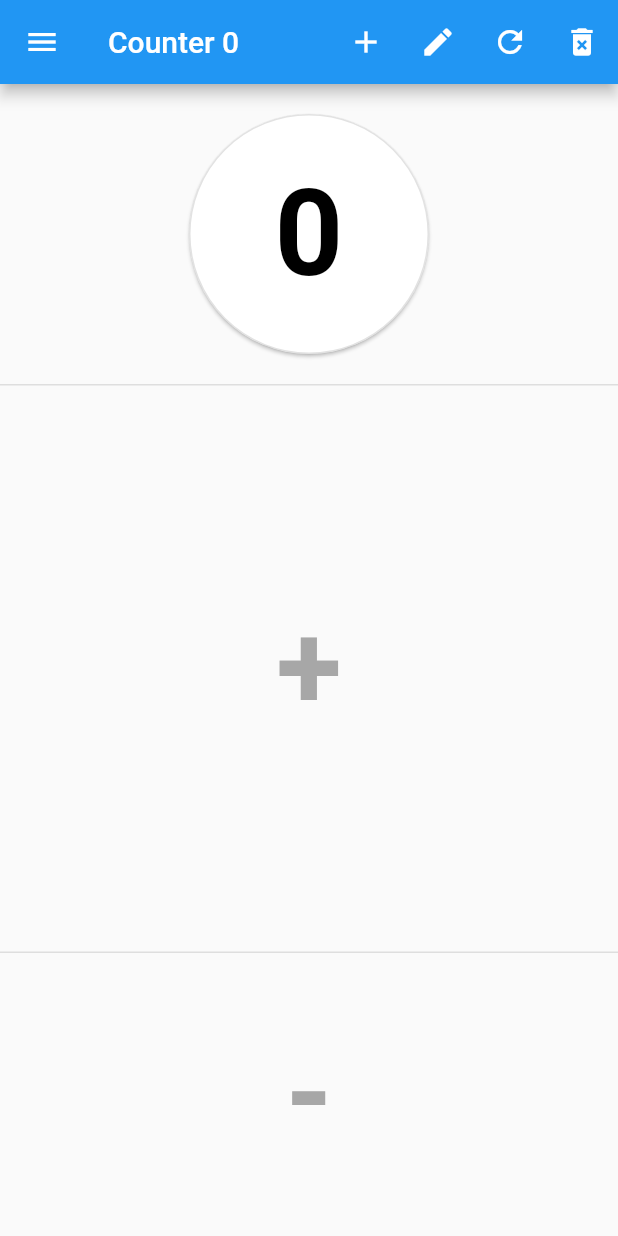
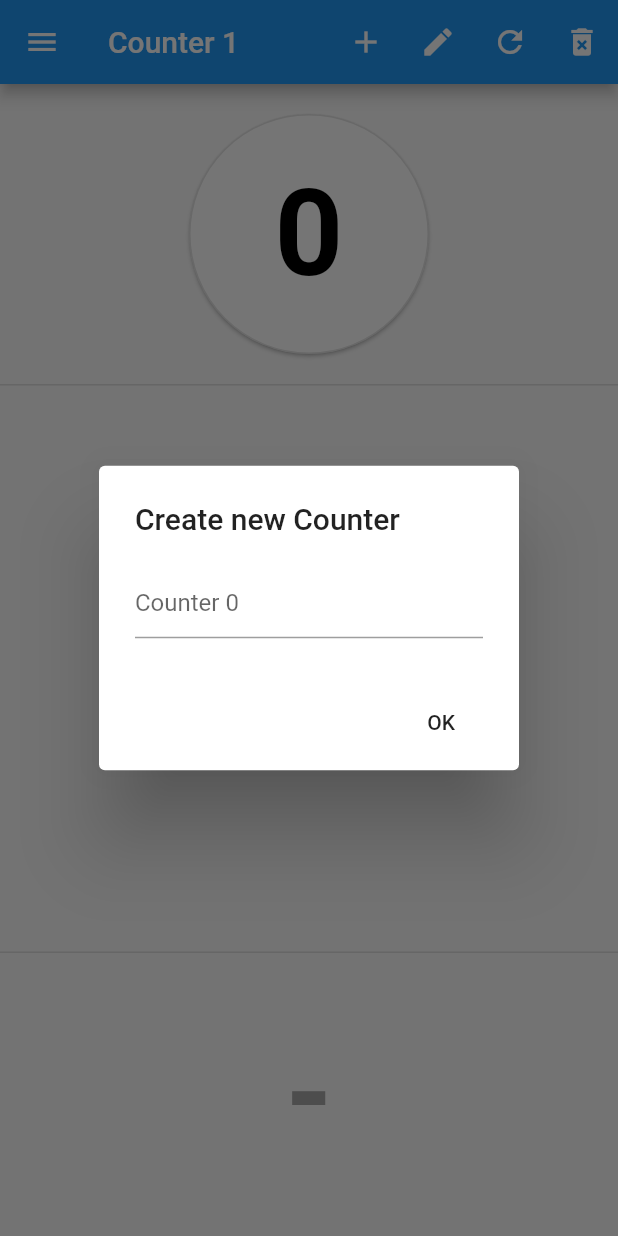
Before and after one commit to rklimpel/CounterApp, a Flutter app: the screen it shows after launch, after a tap on the "add" icon, on a phone screen of 412 x 824 dp. Run offline on Flutter 3.47's test engine with Material 2 defaults, Android fonts, the phone set to English and light mode, and no system bars; our stand-ins replace shared_preferences.

Commit message:
Edit Counter Name on 'add'

```diff
--- a/lib/main.dart
+++ b/lib/main.dart
@@ -7,7 +7,8 @@
 //TODO:
 // [ ] Get first free number for Counter name
 // [ ] Edit Counter Value with Keyboard
-// [ ] Edit Counter Name
+// [X] Edit Counter Name
+// [ ] Don't create two counters with the same name bitch!
 // [X] Creator new inital Counter if every counter is removed
 
 void main() => runApp(MyApp());
@@ -37,6 +38,8 @@
   int counter = 0;
   String counterName;
   List<Counter> counters = [];
+
+  final controller = TextEditingController();
 
   void incCounter() {
     setState(() {
@@ -96,7 +99,8 @@
   }
 
   void addCounter(String name) {
-    counterName = name != null ? name : "Counter ${getFreeCounterName()}";
+    print(name);
+    counterName = (name != null && name != "") ? name : "Counter ${getFreeCounterName()}";
     counter = 0;
     counters.add(Counter(counterName, counter));
     setState(() {});
@@ -123,9 +127,8 @@
         loadCounter(counters[0].name);
       }
     });
+    saveState();
   }
-
-  //Helper Methods //
 
   String getFreeCounterName() {
     List<int> values = new List();
@@ -144,6 +147,12 @@
   }
 
   @override
+  void dispose() {
+    controller.dispose();
+    super.dispose();
+  }
+
+  @override
   Widget build(BuildContext context) {
     return Scaffold(
       appBar: AppBar(
@@ -152,7 +161,7 @@
           IconButton(
             icon: Icon(Icons.add),
             onPressed: () {
-              addCounter(null);
+              addCounterDialog();
             },
           ),
           IconButton(
@@ -162,13 +171,13 @@
           IconButton(
             icon: Icon(Icons.refresh),
             onPressed: () {
-              _confirmDialog("Do you really want to reset this Counter?", resetCounter);
+              confirmDialog("Do you really want to reset this Counter?", resetCounter);
             },
           ),
           IconButton(
             icon: Icon(Icons.delete_forever),
             onPressed: () {
-              _confirmDialog("Do you really want to delete this Counter permanently?\n(Not implemented)", deleteThisCounter);
+              confirmDialog("Do you really want to delete this Counter permanently?\n(Not implemented)", deleteThisCounter);
             },
           ),
         ],
@@ -354,7 +363,7 @@
     );
   }
 
-  void _confirmDialog(String text, void onConfirmed()) {
+  void confirmDialog(String text, void onConfirmed()) {
     showDialog(
       context: context,
       child: new AlertDialog(
@@ -377,6 +386,30 @@
       ),
     );
   }
+
+  void addCounterDialog() {
+    showDialog(
+      context: context,
+      child: new AlertDialog(
+        title: new Text("Create new Counter"),
+        content: TextField(
+          controller: controller,
+          decoration: new InputDecoration(
+            hintText: "Counter ${getFreeCounterName()}",
+          ),
+        ),
+        actions: <Widget>[
+          FlatButton(
+            onPressed: () {
+              addCounter(controller.text);
+              Navigator.pop(context);
+            },
+            child: Text("OK"),
+          )
+        ],
+      ),
+    );
+  }
 }
 
 class Counter {
```
